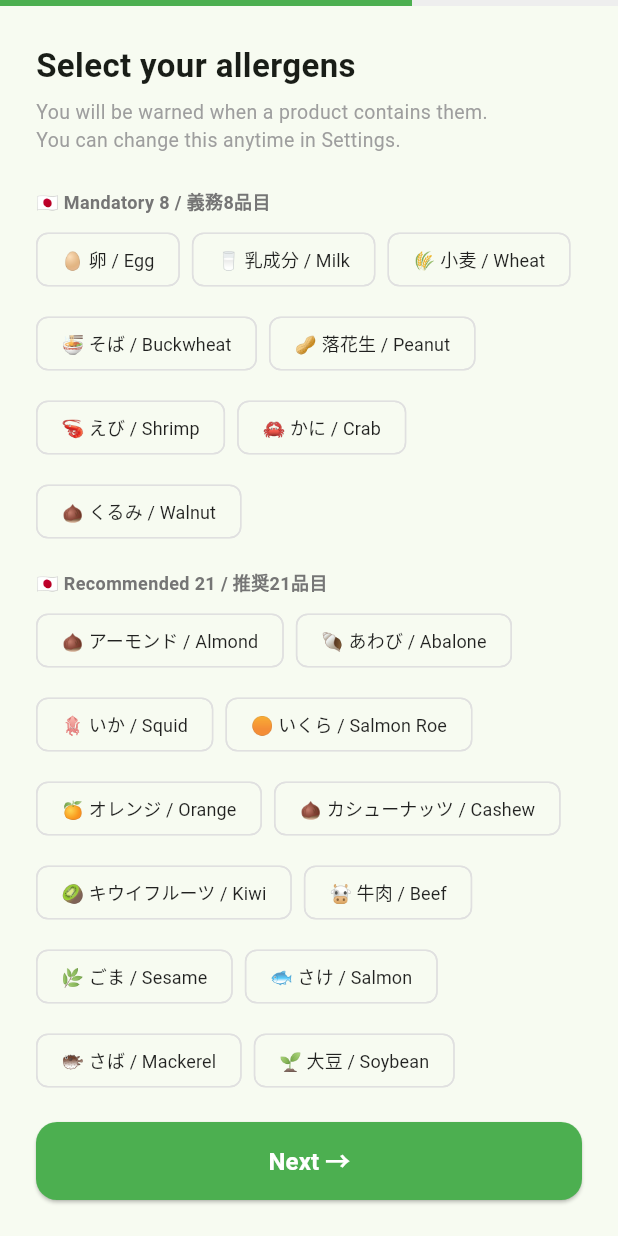
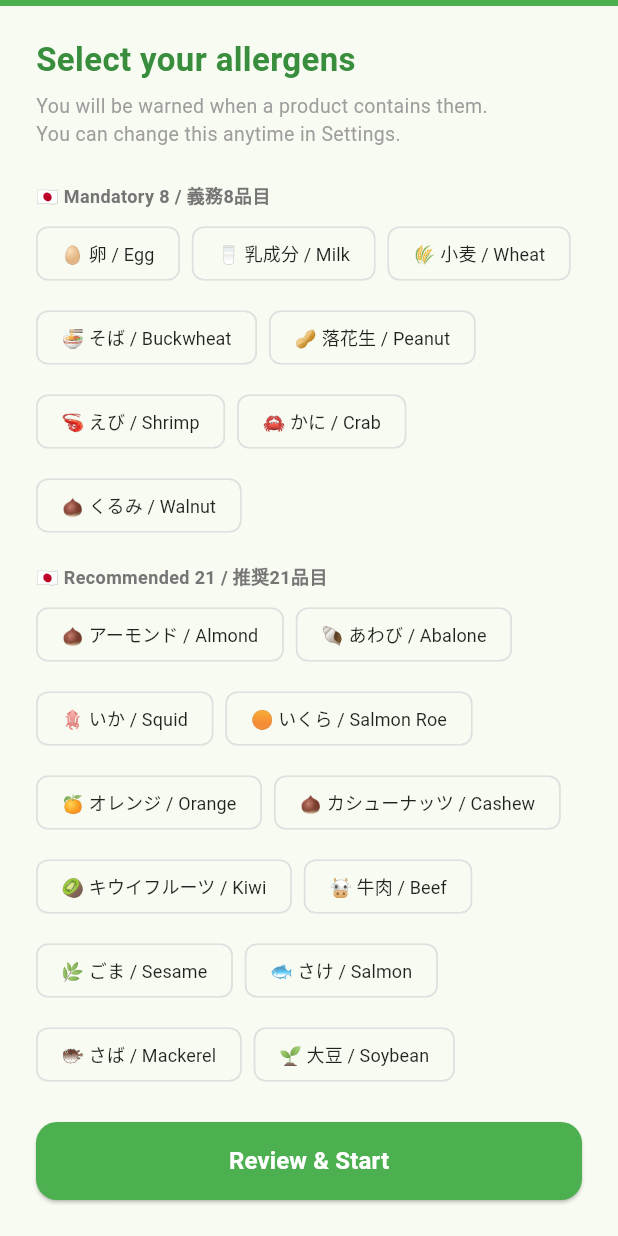
Before and after one commit to sentarou22306-maker/safe-eat, a Flutter app: the screen it shows after launch, swiped to page 2, on a phone screen of 412 x 824 dp. Run offline on Flutter 3.47's test engine with Material 3 defaults, Android fonts, the phone set to English and light mode, and no system bars; our stand-ins replace flutter_dotenv, go_router, image_picker, shared_preferences, supabase_flutter; missing offline and left inert: google_mlkit_text_recognition, mobile_scanner; accounts and stored records are empty.

Commit message:
Apply UX improvements from friend's feedback
- Onboarding: add green gradient hero header; differentiate language toggle
  buttons (outlined) from primary action button (filled); remove ambiguous
  "次へ→" text — replace with descriptive labels ("アレルゲンを選ぶ" /
  "確認して始める"); convert disclaimer from a 3rd page to a bottom sheet,
  saving one screen transition; reduce PageView to 2 steps
- Allergen chips: change selected color from red (error-like) to green in
  both onboarding and settings screens
- Scan screen: add dimmed overlay with transparent cutout + white corner-
  bracket frame so users instantly know where to aim without any text;
  replace single toggle chip with two always-visible mode chips (active
  one bright, inactive dimmed) for clearer mode awareness

Co-Authored-By: Claude Sonnet 4.6 <noreply@anthropic.com>

```diff
--- a/lib/screens/onboarding_screen.dart
+++ b/lib/screens/onboarding_screen.dart
@@ -35,14 +35,95 @@ class _OnboardingScreenState extends State<OnboardingScreen> {
   ];
 
   void _nextPage() {
-    if (_currentPage < 2) {
+    if (_currentPage == 0) {
       _pageController.nextPage(
         duration: const Duration(milliseconds: 300),
         curve: Curves.easeInOut,
       );
     } else {
-      _finish();
+      _showDisclaimerSheet();
     }
+  }
+
+  Future<void> _showDisclaimerSheet() async {
+    final confirmed = await showModalBottomSheet<bool>(
+      context: context,
+      isScrollControlled: true,
+      shape: const RoundedRectangleBorder(
+        borderRadius: BorderRadius.vertical(top: Radius.circular(20)),
+      ),
+      builder: (ctx) => Padding(
+        padding: EdgeInsets.fromLTRB(
+          24,
+          16,
+          24,
+          MediaQuery.of(ctx).padding.bottom + 32,
+        ),
+        child: Column(
+          mainAxisSize: MainAxisSize.min,
+          children: [
+            Container(
+              width: 40,
+              height: 4,
+              decoration: BoxDecoration(
+                color: Colors.grey.shade300,
+                borderRadius: BorderRadius.circular(2),
+              ),
+            ),
+            const SizedBox(height: 20),
+            Icon(Icons.shield_outlined, size: 48, color: Colors.grey.shade500),
+            const SizedBox(height: 12),
+            Text(
+              t('Important Notice', '重要なご注意'),
+              style: const TextStyle(fontSize: 20, fontWeight: FontWeight.bold),
+            ),
+            const SizedBox(height: 16),
+            Container(
+              padding: const EdgeInsets.all(16),
+              decoration: BoxDecoration(
+                color: Colors.grey.shade100,
+                borderRadius: BorderRadius.circular(12),
+              ),
+              child: Text(
+                t(
+                  'The allergen information provided by this app is for reference only and may not be 100% accurate or up to date.\n\nAlways check the actual product packaging before consumption. Do not rely solely on this app for severe or life-threatening allergies.',
+                  'このアプリが提供するアレルゲン情報は参考用であり、正確性・最新性を保証しません。\n\nお召し上がり前に必ず商品パッケージの表示をご確認ください。重篤なアレルギーをお持ちの方は、このアプリのみに依存しないでください。',
+                ),
+                style: const TextStyle(
+                  fontSize: 13,
+                  height: 1.7,
+                  color: Colors.black87,
+                ),
+                textAlign: TextAlign.center,
+              ),
+            ),
+            const SizedBox(height: 24),
+            SizedBox(
+              width: double.infinity,
+              height: 52,
+              child: ElevatedButton(
+                onPressed: () => Navigator.pop(ctx, true),
+                style: ElevatedButton.styleFrom(
+                  backgroundColor: Colors.green,
+                  foregroundColor: Colors.white,
+                  shape: RoundedRectangleBorder(
+                    borderRadius: BorderRadius.circular(14),
+                  ),
+                ),
+                child: Text(
+                  t('I Understand — Get Started 🚀', '理解しました — 始める 🚀'),
+                  style: const TextStyle(
+                    fontSize: 16,
+                    fontWeight: FontWeight.bold,
+                  ),
+                ),
+              ),
+            ),
+          ],
+        ),
+      ),
+    );
+    if (confirmed == true) _finish();
   }
 
   Future<void> _finish() async {
@@ -62,9 +143,9 @@ class _OnboardingScreenState extends State<OnboardingScreen> {
             child: Column(
               children: [
                 LinearProgressIndicator(
-                  value: (_currentPage + 1) / 3,
+                  value: (_currentPage + 1) / 2,
                   minHeight: 4,
-                  color: appThemeColor.value,
+                  color: Colors.green,
                   backgroundColor: Colors.grey.shade200,
                 ),
                 Expanded(
@@ -72,11 +153,7 @@ class _OnboardingScreenState extends State<OnboardingScreen> {
                     controller: _pageController,
                     physics: const NeverScrollableScrollPhysics(),
                     onPageChanged: (i) => setState(() => _currentPage = i),
-                    children: [
-                      _buildLanguagePage(),
-                      _buildAllergenPage(),
-                      _buildDisclaimerPage(),
-                    ],
+                    children: [_buildLanguagePage(), _buildAllergenPage()],
                   ),
                 ),
               ],
@@ -88,28 +165,55 @@ class _OnboardingScreenState extends State<OnboardingScreen> {
   }
 
   Widget _buildLanguagePage() {
-    return Padding(
-      padding: const EdgeInsets.symmetric(horizontal: 32),
+    return Column(
+      children: [
+        // Gradient hero header — gives the screen personality
+        Container(
+          width: double.infinity,
+          padding: const EdgeInsets.fromLTRB(24, 36, 24, 32),
+          decoration: const BoxDecoration(
+            gradient: LinearGradient(
+              begin: Alignment.topLeft,
+              end: Alignment.bottomRight,
+              colors: [Color(0xFF2E7D32), Color(0xFF66BB6A)],
+            ),
+          ),
+          child: const Column(
+            children: [
+              Icon(Icons.gpp_good_rounded, size: 64, color: Colors.white),
+              SizedBox(height: 12),
+              Text(
+                'SafeEat Japan',
+                style: TextStyle(
+                  fontSize: 28,
+                  fontWeight: FontWeight.bold,
+                  color: Colors.white,
+                ),
+              ),
+              SizedBox(height: 6),
+              Text(
+                'Safe food scanning for travelers in Japan',
+                textAlign: TextAlign.center,
+                style: TextStyle(fontSize: 13, color: Colors.white70),
+              ),
+              Text(
+                '日本での食の安全をサポート',
+                textAlign: TextAlign.center,
+                style: TextStyle(fontSize: 13, color: Colors.white70),
+              ),
+            ],
+          ),
+        ),
+        Expanded(
+          child: Padding(
+            padding: const EdgeInsets.fromLTRB(32, 28, 32, 0),
             child: Column(
-        mainAxisAlignment: MainAxisAlignment.center,
+              crossAxisAlignment: CrossAxisAlignment.start,
               children: [
-          const Icon(Icons.gpp_good_rounded, size: 80, color: Colors.green),
-          const SizedBox(height: 20),
-          const Text(
-            'SafeEat Japan',
-            style: TextStyle(fontSize: 28, fontWeight: FontWeight.bold),
-          ),
-          const SizedBox(height: 8),
-          const Text(
-            'Safe food scanning for travelers in Japan\n日本での食の安全をサポート',
-            textAlign: TextAlign.center,
-            style: TextStyle(fontSize: 14, color: Colors.grey),
-          ),
-          const SizedBox(height: 40),
                 Text(
                   'Choose your language / 言語を選んでください',
                   style: TextStyle(
-              fontSize: 15,
+                    fontSize: 14,
                     fontWeight: FontWeight.bold,
                     color: Colors.grey.shade700,
                   ),
@@ -118,14 +222,22 @@ class _OnboardingScreenState extends State<OnboardingScreen> {
                 Row(
                   children: [
                     Expanded(child: _langButton('English', 'en')),
-              const SizedBox(width: 16),
+                    const SizedBox(width: 12),
                     Expanded(child: _langButton('日本語', 'ja')),
                   ],
                 ),
-          const SizedBox(height: 40),
-          _nextButton(),
               ],
             ),
+          ),
+        ),
+        Padding(
+          padding: const EdgeInsets.fromLTRB(32, 0, 32, 32),
+          child: _primaryButton(
+            t('Choose My Allergens', 'アレルゲンを選ぶ'),
+            _nextPage,
+          ),
+        ),
+      ],
     );
   }
 
@@ -138,24 +250,35 @@ class _OnboardingScreenState extends State<OnboardingScreen> {
       },
       child: AnimatedContainer(
         duration: const Duration(milliseconds: 200),
-        padding: const EdgeInsets.symmetric(vertical: 18),
+        padding: const EdgeInsets.symmetric(vertical: 16),
         decoration: BoxDecoration(
-          color: isSelected ? appThemeColor.value : Colors.grey.shade100,
-          borderRadius: BorderRadius.circular(14),
+          color: isSelected ? Colors.green.shade50 : Colors.white,
+          borderRadius: BorderRadius.circular(12),
           border: Border.all(
-            color: isSelected ? appThemeColor.value : Colors.grey.shade300,
-            width: 2,
+            color: isSelected ? Colors.green.shade400 : Colors.grey.shade300,
+            width: isSelected ? 2 : 1,
           ),
         ),
-        child: Center(
-          child: Text(
+        child: Row(
+          mainAxisAlignment: MainAxisAlignment.center,
+          children: [
+            if (isSelected) ...[
+              Icon(
+                Icons.check_circle_rounded,
+                size: 16,
+                color: Colors.green.shade600,
+              ),
+              const SizedBox(width: 6),
+            ],
+            Text(
               label,
               style: TextStyle(
-              fontSize: 17,
+                fontSize: 16,
                 fontWeight: FontWeight.bold,
-              color: isSelected ? Colors.white : Colors.black87,
+                color: isSelected ? Colors.green.shade700 : Colors.black54,
               ),
             ),
+          ],
         ),
       ),
     );
@@ -166,13 +289,17 @@ class _OnboardingScreenState extends State<OnboardingScreen> {
       crossAxisAlignment: CrossAxisAlignment.start,
       children: [
         Padding(
-          padding: const EdgeInsets.fromLTRB(24, 24, 24, 8),
+          padding: const EdgeInsets.fromLTRB(24, 20, 24, 8),
           child: Column(
             crossAxisAlignment: CrossAxisAlignment.start,
             children: [
               Text(
-                t('Select your allergens', 'アレルゲンを選択'),
-                style: const TextStyle(fontSize: 22, fontWeight: FontWeight.bold),
+                t('Select your allergens', 'アレルゲンを選択してください'),
+                style: TextStyle(
+                  fontSize: 22,
+                  fontWeight: FontWeight.bold,
+                  color: Colors.green.shade700,
+                ),
               ),
               const SizedBox(height: 6),
               Text(
@@ -222,15 +349,18 @@ class _OnboardingScreenState extends State<OnboardingScreen> {
                               style: const TextStyle(fontSize: 12),
                             ),
                             selected: isSel,
-                            selectedColor: Colors.red.shade100,
-                            checkmarkColor: Colors.red,
+                            selectedColor: Colors.green.shade100,
+                            checkmarkColor: Colors.green.shade700,
                             side: isSel
-                                ? BorderSide(color: Colors.red.shade300)
+                                ? BorderSide(color: Colors.green.shade400)
                                 : BorderSide(color: Colors.grey.shade300),
                             labelStyle: TextStyle(
-                              color: isSel ? Colors.red.shade800 : Colors.black87,
-                              fontWeight:
-                                  isSel ? FontWeight.bold : FontWeight.normal,
+                              color: isSel
+                                  ? Colors.green.shade800
+                                  : Colors.black87,
+                              fontWeight: isSel
+                                  ? FontWeight.bold
+                                  : FontWeight.normal,
                             ),
                             onSelected: (val) {
                               final newSet = Set<String>.from(selected);
@@ -253,46 +383,21 @@ class _OnboardingScreenState extends State<OnboardingScreen> {
         ),
         Padding(
           padding: const EdgeInsets.fromLTRB(24, 8, 24, 24),
-          child: _nextButton(),
+          child: _primaryButton(
+            t('Review & Start', '確認して始める'),
+            _nextPage,
+          ),
         ),
       ],
     );
   }
 
-  Widget _buildDisclaimerPage() {
-    return Padding(
-      padding: const EdgeInsets.symmetric(horizontal: 32),
-      child: Column(
-        mainAxisAlignment: MainAxisAlignment.center,
-        children: [
-          Icon(Icons.shield_outlined, size: 64, color: Colors.grey.shade500),
-          const SizedBox(height: 20),
-          Text(
-            t('Important Notice', '重要なご注意'),
-            style: const TextStyle(fontSize: 22, fontWeight: FontWeight.bold),
-          ),
-          const SizedBox(height: 16),
-          Container(
-            padding: const EdgeInsets.all(18),
-            decoration: BoxDecoration(
-              color: Colors.grey.shade100,
-              borderRadius: BorderRadius.circular(14),
-            ),
-            child: Text(
-              t(
-                'The allergen information provided by this app is for reference only and may not be 100% accurate or up to date.\n\nAlways check the actual product packaging before consumption. Do not rely solely on this app for severe or life-threatening allergies.',
-                'このアプリが提供するアレルゲン情報は参考用であり、正確性・最新性を保証しません。\n\nお召し上がり前に必ず商品パッケージの表示をご確認ください。重篤なアレルギーをお持ちの方は、このアプリのみに依存しないでください。',
-              ),
-              style: const TextStyle(fontSize: 13, height: 1.7, color: Colors.black87),
-              textAlign: TextAlign.center,
-            ),
-          ),
-          const SizedBox(height: 32),
-          SizedBox(
+  Widget _primaryButton(String label, VoidCallback onPressed) {
+    return SizedBox(
       width: double.infinity,
-            height: 54,
+      height: 52,
       child: ElevatedButton(
-              onPressed: _finish,
+        onPressed: onPressed,
         style: ElevatedButton.styleFrom(
           backgroundColor: Colors.green,
           foregroundColor: Colors.white,
@@ -301,29 +406,7 @@ class _OnboardingScreenState extends State<OnboardingScreen> {
           ),
         ),
         child: Text(
-                t('I Understand — Get Started 🚀', '理解しました — 始める 🚀'),
-                style: const TextStyle(fontSize: 16, fontWeight: FontWeight.bold),
-              ),
-            ),
-          ),
-        ],
-      ),
-    );
-  }
-
-  Widget _nextButton() {
-    return SizedBox(
-      width: double.infinity,
-      height: 52,
-      child: ElevatedButton(
-        onPressed: _nextPage,
-        style: ElevatedButton.styleFrom(
-          backgroundColor: appThemeColor.value,
-          foregroundColor: Colors.white,
-          shape: RoundedRectangleBorder(borderRadius: BorderRadius.circular(14)),
-        ),
-        child: Text(
-          t('Next →', '次へ →'),
+          label,
           style: const TextStyle(fontSize: 16, fontWeight: FontWeight.bold),
         ),
       ),
```
Also changed, not shown: lib/screens/barcode_scan_screen.dart (+80 -16 lines), lib/screens/settings_screen.dart (+4 -4 lines). Lines whose indentation alone changed are shown as unchanged.
